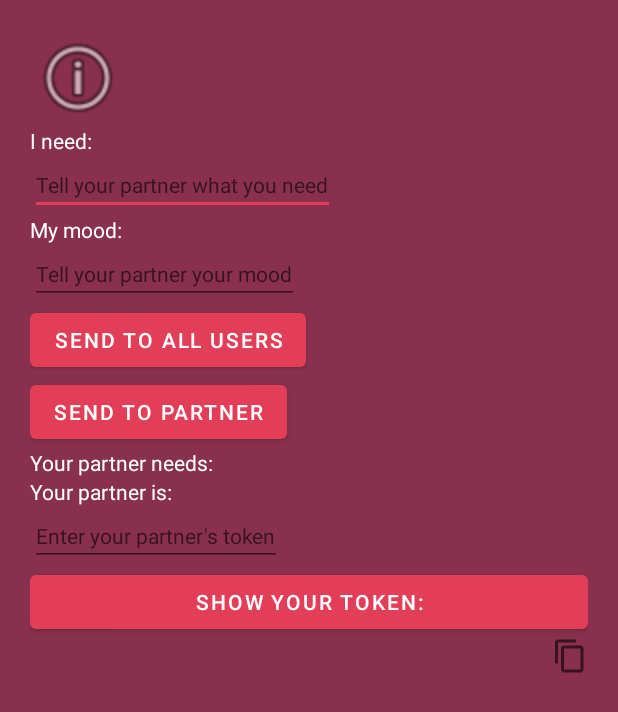
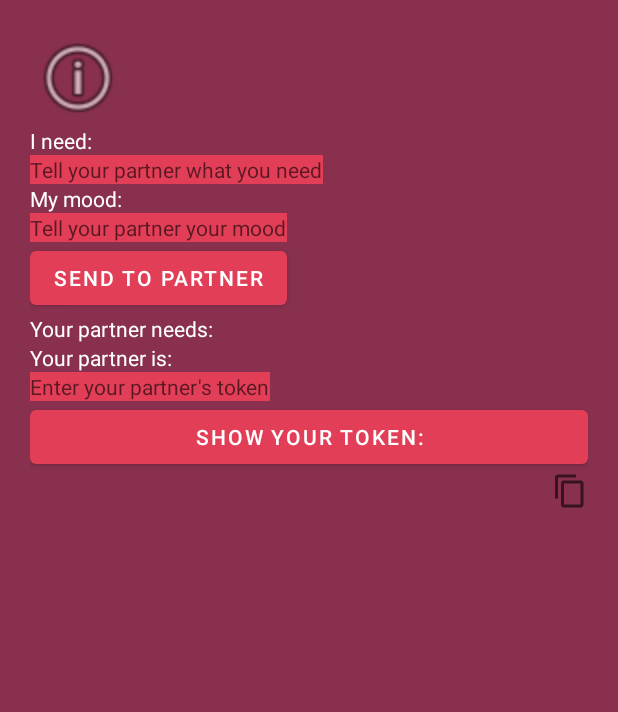
Before and after one commit to NikolaOgnjenovic/Love-Letter, an Android app: the screen it shows after launch (MainActivity), on a phone screen of 412 x 824 dp. Shown: the top 712 px of the screen. Run offline under Robolectric (Android 15) with nearby library versions, the phone set to English and light mode, and no system bars; 1 statement that could not run was skipped.

Commit message:
Renamed project to LoveLetter, hopefully finished coding?

```diff
--- a/app/build.gradle
+++ b/app/build.gradle
@@ -7,7 +7,7 @@ android {
     compileSdk 31
 
     defaultConfig {
-        applicationId "com.example.hagz"
+        applicationId "com.mrmi.loveletter"
         minSdk 21
         targetSdk 31
         versionCode 1
--- a/app/src/main/java/com/example/hagz/FcmNotificationSender.java
+++ b/app/src/main/java/com/mrmi/loveletter/FcmNotificationSender.java
@@ -1,4 +1,4 @@
-package com.example.hagz;
+package com.mrmi.loveletter;
 
 import android.app.Activity;
 import com.android.volley.Request;
--- a/app/src/main/java/com/example/hagz/Help.java
+++ b/app/src/main/java/com/mrmi/loveletter/Help.java
@@ -1,4 +1,4 @@
-package com.example.hagz;
+package com.mrmi.loveletter;
 
 import androidx.appcompat.app.AppCompatActivity;
 
--- a/app/src/main/java/com/example/hagz/MainActivity.java
+++ b/app/src/main/java/com/mrmi/loveletter/MainActivity.java
@@ -1,4 +1,4 @@
-package com.example.hagz;
+package com.mrmi.loveletter;
 
 import android.content.ClipData;
 import android.content.ClipboardManager;
@@ -19,9 +19,9 @@ import com.google.firebase.messaging.FirebaseMessaging;
 
 public class MainActivity extends AppCompatActivity {
 
-    private EditText userNeedsInput, partnerToken, userMoodInput;
-    private Button sendAll, sendToPartner, getUserToken;
-    private TextView partnerMoodView, partnerNeedsView, userTokenView, userMoodView, userNeedsView;
+    private EditText userMoodInput, userNeedsInput, partnerToken;
+    private Button sendToPartner, getUserToken;
+    private TextView partnerMoodView, partnerNeedsView, userTokenView;
     private String userToken;
     private SharedPreferences sharedPreferences;
     private ImageButton helpButton;
@@ -49,21 +49,15 @@ public class MainActivity extends AppCompatActivity {
         userNeedsInput = findViewById(R.id.userNeedsInput);
         partnerNeedsView = findViewById(R.id.partnerNeedsView);
         partnerToken = findViewById(R.id.partnerToken);
-        sendAll = findViewById(R.id.sendAll);
         sendToPartner = findViewById(R.id.sendToPartner);
         userTokenView = findViewById(R.id.userToken);
         getUserToken = findViewById(R.id.getUserToken);
         userMoodInput = findViewById(R.id.userMoodInput);
         partnerMoodView = findViewById(R.id.partnerMoodView);
-        userMoodView = findViewById(R.id.userMoodView);
-        userNeedsView = findViewById(R.id.userNeedsView);
         helpButton = findViewById(R.id.helpButton);
     }
 
     private void initialiseListeners() {
-        //Send a notification to all users (temp)
-        sendAll.setOnClickListener(v -> sendNotificationToUserWithToken("/topics/all"));
-
         //Send a notification to the user with the partnerToken token
         sendToPartner.setOnClickListener(v -> sendNotificationToUserWithToken(partnerToken.getText().toString()));
 
@@ -158,9 +152,9 @@ public class MainActivity extends AppCompatActivity {
 
     //Get the user's mood and needs from Shared preferences and display them
     private void updateUserViews() {
-        String userMoodText = getString(R.string.user_mood) + " " + getUserMood(), userNeedsText = getString(R.string.user_needs) + " " + getUserNeeds();
-        userMoodView.setText(userMoodText);
-        userNeedsView.setText(userNeedsText);
+        String userMoodText = getUserMood(), userNeedsText = getUserNeeds();
+        userMoodInput.setText(userMoodText);
+        userNeedsInput.setText(userNeedsText);
     }
 
     //Get the partner's mood and needs from Shared preferences and display them
--- a/app/src/main/res/layout/activity_main.xml
+++ b/app/src/main/res/layout/activity_main.xml
@@ -32,6 +32,8 @@
             android:layout_width="wrap_content"
             android:layout_height="wrap_content"
             android:autofillHints=""
+            android:background="@color/theme_primary"
+            android:textColor="@color/white"
             android:hint="@string/user_needs_input_hint"
             android:inputType="text"
             android:textSize="14sp" />
@@ -50,14 +52,9 @@
             android:autofillHints=""
             android:hint="@string/user_mood_input_hint"
             android:inputType="text"
-            android:textSize="14sp" />
-
-        <Button
-            android:id="@+id/sendAll"
-            android:layout_width="wrap_content"
-            android:layout_height="wrap_content"
-            android:text="@string/send_to_all"
-            android:textSize="14sp" />
+            android:textSize="14sp"
+            android:background="@color/theme_primary"
+            android:textColor="@color/white"/>
 
         <Button
             android:id="@+id/sendToPartner"
@@ -87,7 +84,9 @@
             android:autofillHints=""
             android:hint="@string/partners_token"
             android:inputType="text"
-            android:textSize="14sp" />
+            android:textSize="14sp"
+            android:background="@color/theme_primary"
+            android:textColor="@color/white"/>
 
         <Button
             android:id="@+id/getUserToken"
--- a/app/src/main/res/layout/widget.xml
+++ b/app/src/main/res/layout/widget.xml
@@ -4,7 +4,6 @@
     android:layout_width="match_parent"
     android:layout_height="match_parent"
     android:orientation="vertical"
-    android:background="@color/theme_secondary"
     android:padding="10sp">
 
     <LinearLayout
--- a/app/src/main/res/values-night/themes.xml
+++ b/app/src/main/res/values-night/themes.xml
@@ -1,6 +1,6 @@
 <resources xmlns:tools="http://schemas.android.com/tools">
     <!-- Base application theme. -->
-    <style name="Theme.Hagz" parent="Theme.MaterialComponents.DayNight.NoActionBar">
+    <style name="Theme.LoveLetter" parent="Theme.MaterialComponents.DayNight.NoActionBar">
         <!-- Primary brand color. -->
         <item name="colorPrimary">@color/theme_primary</item>
         <item name="colorPrimaryVariant">@color/theme_secondary</item>
--- a/app/src/main/res/values/strings.xml
+++ b/app/src/main/res/values/strings.xml
@@ -1,5 +1,5 @@
 <resources>
-    <string name="app_name">Hagz</string>
+    <string name="app_name">Love Letter</string>
     <string name="partner_needs">Your partner needs:</string>
     <string name="user_needs">I need:</string>
     <string name="user_needs_input_hint">Tell your partner what you need</string>
@@ -9,7 +9,6 @@
     <string name="partner_mood">Your partner is:</string>
     <string name="user_mood">My mood:</string>
     <string name="user_mood_input_hint">Tell your partner your mood</string>
-    <string name="send_to_all">Send to all users</string>
     <string name="send_to_partner">Send to partner</string>
     <string name="help">Help</string>
 </resources>
--- a/app/src/main/res/values/themes.xml
+++ b/app/src/main/res/values/themes.xml
@@ -1,6 +1,6 @@
 <resources xmlns:tools="http://schemas.android.com/tools">
     <!-- Base application theme. -->
-    <style name="Theme.Hagz" parent="Theme.MaterialComponents.DayNight.NoActionBar">
+    <style name="Theme.LoveLetter" parent="Theme.MaterialComponents.DayNight.NoActionBar">
         <!-- Primary brand color. -->
         <item name="colorPrimary">@color/theme_primary</item>
         <item name="colorPrimaryVariant">@color/theme_secondary</item>
--- a/build.gradle
+++ b/build.gradle
@@ -4,8 +4,8 @@ buildscript {
     }
 }// Top-level build file where you can add configuration options common to all sub-projects/modules.
 plugins {
-    id 'com.android.application' version '7.1.1' apply false
-    id 'com.android.library' version '7.1.1' apply false
+    id 'com.android.application' version '7.1.2' apply false
+    id 'com.android.library' version '7.1.2' apply false
 }
 
 task clean(type: Delete) {
--- a/settings.gradle
+++ b/settings.gradle
@@ -12,5 +12,5 @@ dependencyResolutionManagement {
         mavenCentral()
     }
 }
-rootProject.name = "hagz"
+rootProject.name = "Love Letter"
 include ':app'
```
Also changed, not shown: app/src/main/AndroidManifest.xml (+6 -6 lines), app/src/main/java/com/example/hagz/AppWidgetProvider.java (deleted, +0 -29 lines), app/src/main/java/com/mrmi/loveletter/FirebaseMessagingService.java (renamed from app/src/main/java/com/example/hagz/FirebaseMessagingService.java, +4 -4 lines), 5 other files.
